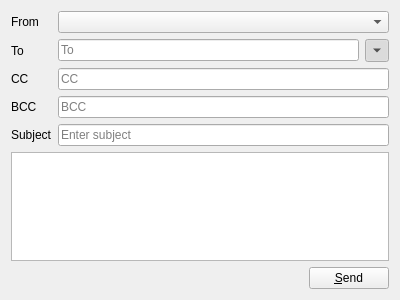
The window that lierre/ui/compose.ui (hydrargyrum/lierre) describes before a commit, drawn with Qt 5.
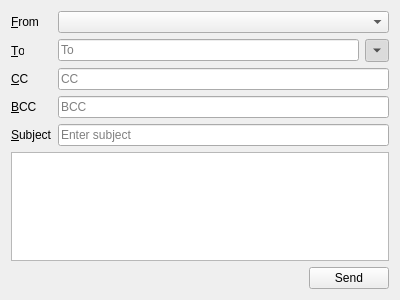
The same window after the commit.

Commit message: ui/compose: use "buddies" and shortcuts for fields

Diff of the .ui file:
```diff
--- a/lierre/ui/compose.ui
+++ b/lierre/ui/compose.ui
@@ -19,7 +19,10 @@
      <item row="0" column="0">
       <widget class="QLabel" name="fromLabel">
        <property name="text">
-        <string>From</string>
+        <string>&amp;From</string>
+       </property>
+       <property name="buddy">
+        <cstring>fromCombo</cstring>
        </property>
       </widget>
      </item>
@@ -29,7 +32,10 @@
      <item row="1" column="0">
       <widget class="QLabel" name="toLabel">
        <property name="text">
-        <string>To</string>
+        <string>&amp;To</string>
+       </property>
+       <property name="buddy">
+        <cstring>toEdit</cstring>
        </property>
       </widget>
      </item>
@@ -63,7 +69,10 @@
      <item row="2" column="0">
       <widget class="QLabel" name="ccLabel">
        <property name="text">
-        <string>CC</string>
+        <string>&amp;CC</string>
+       </property>
+       <property name="buddy">
+        <cstring>ccEdit</cstring>
        </property>
       </widget>
      </item>
@@ -77,7 +86,10 @@
      <item row="3" column="0">
       <widget class="QLabel" name="bccLabel">
        <property name="text">
-        <string>BCC</string>
+        <string>&amp;BCC</string>
+       </property>
+       <property name="buddy">
+        <cstring>bccEdit</cstring>
        </property>
       </widget>
      </item>
@@ -91,7 +103,10 @@
      <item row="4" column="0">
       <widget class="QLabel" name="subjectLabel">
        <property name="text">
-        <string>Subject</string>
+        <string>&amp;Subject</string>
+       </property>
+       <property name="buddy">
+        <cstring>subjectEdit</cstring>
        </property>
       </widget>
      </item>
@@ -128,7 +143,10 @@
         <enum>Qt::NoFocus</enum>
        </property>
        <property name="text">
-        <string>&amp;Send</string>
+        <string>Send</string>
+       </property>
+       <property name="shortcut">
+        <string>Ctrl+Return</string>
        </property>
       </widget>
      </item>
```
